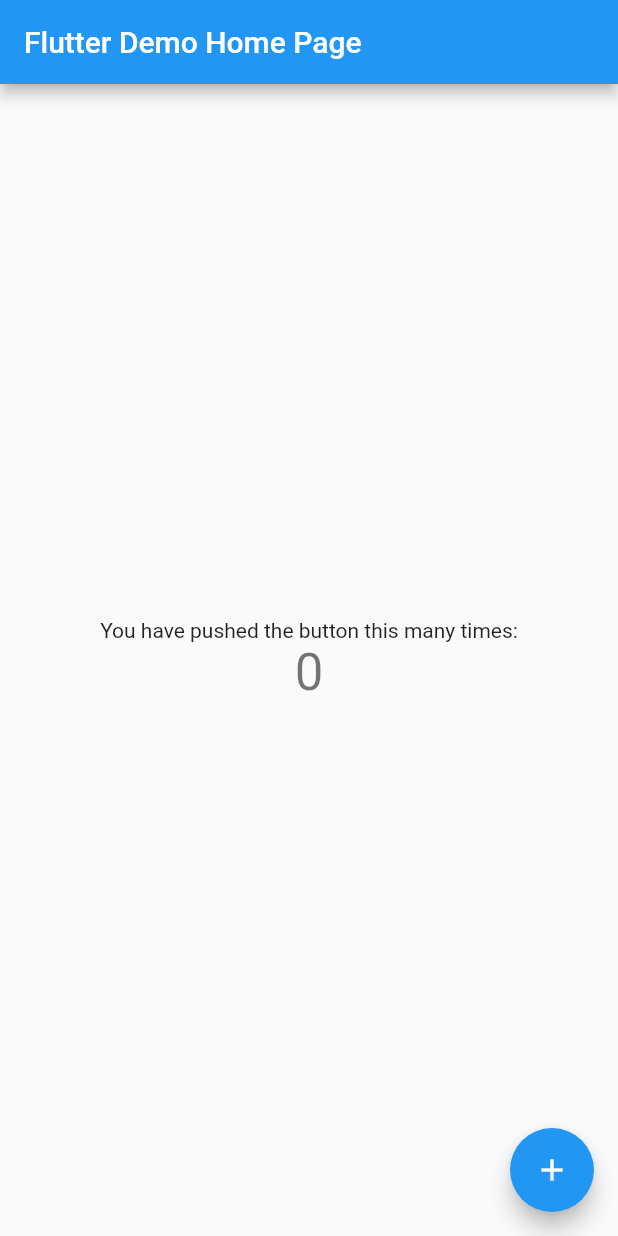
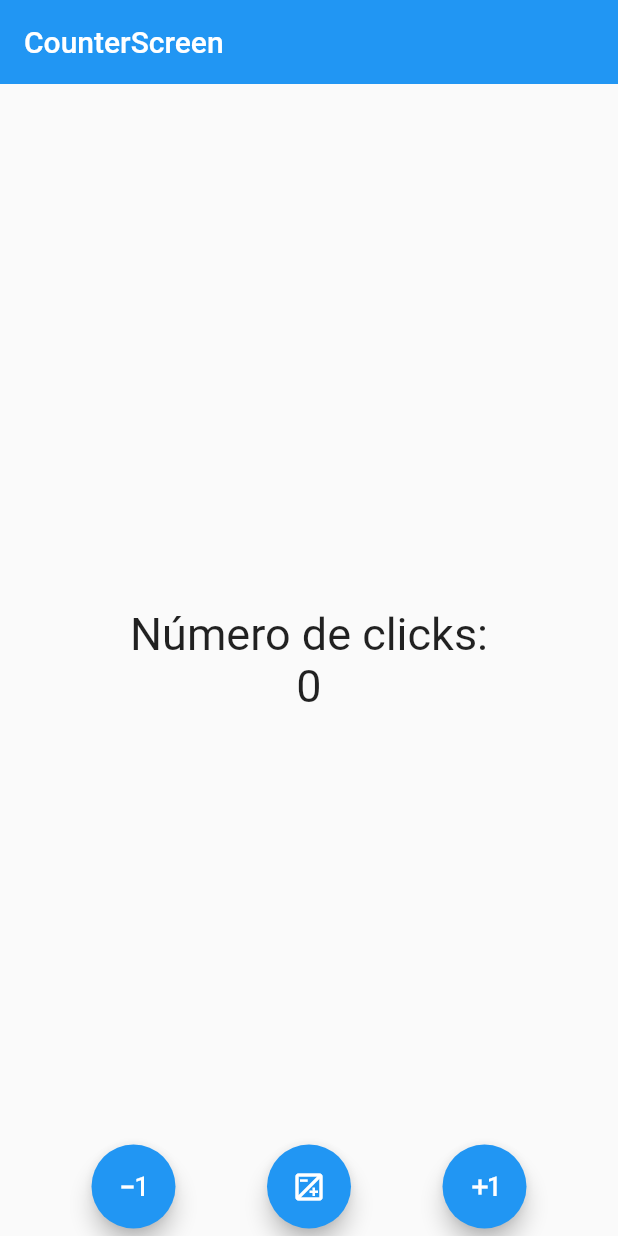
Before and after one commit to javilledo/curso-flutter, a Flutter app: the screen it shows after launch, on a phone screen of 412 x 824 dp. Run offline on Flutter 3.47's test engine with Material 2 defaults, Android fonts, the phone set to English and light mode, and no system bars.

Commit message:
Several changes

```diff
--- a/counter_app/lib/main.dart
+++ b/counter_app/lib/main.dart
@@ -1,4 +1,7 @@
 import 'package:flutter/material.dart';
+
+// import 'package:counter_app/screens/home_screen.dart';
+import 'package:counter_app/screens/counter_screen.dart';
 
 void main() {
   runApp(const MyApp());
@@ -7,109 +10,10 @@
 class MyApp extends StatelessWidget {
   const MyApp({Key? key}) : super(key: key);
 
-  // This widget is the root of your application.
   @override
   Widget build(BuildContext context) {
-    return MaterialApp(
-      title: 'Flutter Demo',
-      theme: ThemeData(
-        // This is the theme of your application.
-        //
-        // Try running your application with "flutter run". You'll see the
-        // application has a blue toolbar. Then, without quitting the app, try
-        // changing the primarySwatch below to Colors.green and then invoke
-        // "hot reload" (press "r" in the console where you ran "flutter run",
-        // or simply save your changes to "hot reload" in a Flutter IDE).
-        // Notice that the counter didn't reset back to zero; the application
-        // is not restarted.
-        primarySwatch: Colors.blue,
-      ),
-      home: const MyHomePage(title: 'Flutter Demo Home Page'),
-    );
+    return const MaterialApp(
+      debugShowCheckedModeBanner: false,
+      home: CounterScreen());
   }
 }
-
-class MyHomePage extends StatefulWidget {
-  const MyHomePage({Key? key, required this.title}) : super(key: key);
-
-  // This widget is the home page of your application. It is stateful, meaning
-  // that it has a State object (defined below) that contains fields that affect
-  // how it looks.
-
-  // This class is the configuration for the state. It holds the values (in this
-  // case the title) provided by the parent (in this case the App widget) and
-  // used by the build method of the State. Fields in a Widget subclass are
-  // always marked "final".
-
-  final String title;
-
-  @override
-  State<MyHomePage> createState() => _MyHomePageState();
-}
-
-class _MyHomePageState extends State<MyHomePage> {
-  int _counter = 0;
-
-  void _incrementCounter() {
-    setState(() {
-      // This call to setState tells the Flutter framework that something has
-      // changed in this State, which causes it to rerun the build method below
-      // so that the display can reflect the updated values. If we changed
-      // _counter without calling setState(), then the build method would not be
-      // called again, and so nothing would appear to happen.
-      _counter++;
-    });
-  }
-
-  @override
-  Widget build(BuildContext context) {
-    // This method is rerun every time setState is called, for instance as done
-    // by the _incrementCounter method above.
-    //
-    // The Flutter framework has been optimized to make rerunning build methods
-    // fast, so that you can just rebuild anything that needs updating rather
-    // than having to individually change instances of widgets.
-    return Scaffold(
-      appBar: AppBar(
-        // Here we take the value from the MyHomePage object that was created by
-        // the App.build method, and use it to set our appbar title.
-        title: Text(widget.title),
-      ),
-      body: Center(
-        // Center is a layout widget. It takes a single child and positions it
-        // in the middle of the parent.
-        child: Column(
-          // Column is also a layout widget. It takes a list of children and
-          // arranges them vertically. By default, it sizes itself to fit its
-          // children horizontally, and tries to be as tall as its parent.
-          //
-          // Invoke "debug painting" (press "p" in the console, choose the
-          // "Toggle Debug Paint" action from the Flutter Inspector in Android
-          // Studio, or the "Toggle Debug Paint" command in Visual Studio Code)
-          // to see the wireframe for each widget.
-          //
-          // Column has various properties to control how it sizes itself and
-          // how it positions its children. Here we use mainAxisAlignment to
-          // center the children vertically; the main axis here is the vertical
-          // axis because Columns are vertical (the cross axis would be
-          // horizontal).
-          mainAxisAlignment: MainAxisAlignment.center,
-          children: <Widget>[
-            const Text(
-              'You have pushed the button this many times:',
-            ),
-            Text(
-              '$_counter',
-              style: Theme.of(context).textTheme.headline4,
-            ),
-          ],
-        ),
-      ),
-      floatingActionButton: FloatingActionButton(
-        onPressed: _incrementCounter,
-        tooltip: 'Increment',
-        child: const Icon(Icons.add),
-      ), // This trailing comma makes auto-formatting nicer for build methods.
-    );
-  }
-}
--- /dev/null
+++ b/counter_app/lib/screens/counter_screen.dart
@@ -0,0 +1,101 @@
+import 'package:flutter/material.dart';
+
+class CounterScreen extends StatefulWidget {
+  const CounterScreen({Key? key}) : super(key: key);
+
+  @override
+  State<CounterScreen> createState() => _CounterScreenState();
+}
+
+class _CounterScreenState extends State<CounterScreen> {
+  int counter = 0;
+
+  void increase() {
+    counter++;
+    setState(() {});
+  }
+
+  void decrease() {
+    counter--;
+    setState(() {});
+  }
+
+  void reset() {
+    counter = 0;
+    setState(() {});
+  }
+
+  @override
+  Widget build(BuildContext context) {
+    const TextStyle fontSize30 = TextStyle(fontSize: 30);
+
+    return Scaffold(
+        appBar: AppBar(
+          title: const Text('CounterScreen'),
+          elevation: 0,
+        ),
+        body: Center(
+          child: Column(mainAxisAlignment: MainAxisAlignment.center, children: [
+            const Text('Número de clicks:', style: fontSize30),
+            Text('$counter', style: fontSize30),
+          ]),
+        ),
+        floatingActionButtonLocation: FloatingActionButtonLocation.centerDocked,
+        floatingActionButton: CustomFloatingActions(
+          increaseFn: increase,
+          decreaseFn: decrease,
+          resetFn: reset,
+        ));
+  }
+}
+
+class CustomFloatingActions extends StatelessWidget {
+  final Function increaseFn;
+  final Function decreaseFn;
+  final Function resetFn;
+
+  const CustomFloatingActions(
+      {Key? key,
+      required this.increaseFn,
+      required this.decreaseFn,
+      required this.resetFn})
+      : super(key: key);
+
+  @override
+  Widget build(BuildContext context) {
+    return Column(
+      mainAxisAlignment: MainAxisAlignment.end,
+      children: [
+        Row(
+          mainAxisAlignment: MainAxisAlignment.spaceEvenly,
+          children: [
+            FloatingActionButton(
+              onPressed: () => decreaseFn(),
+              child: const Icon(Icons.exposure_minus_1_outlined),
+            ),
+
+            // const SizedBox(
+            //   width: 5,
+            // ),
+
+            FloatingActionButton(
+              onPressed: () => resetFn(),
+              child: const Icon(Icons.exposure_outlined),
+            ),
+
+            // const SizedBox(
+            //   width: 5,
+            // ),
+
+            FloatingActionButton(
+                onPressed: () => increaseFn(),
+                child: const Icon(Icons.exposure_plus_1_outlined)),
+          ],
+        ),
+        const SizedBox(
+          height: 5,
+        )
+      ],
+    );
+  }
+}
```
Also changed, not shown: counter_app/lib/screens/home_screen.dart (added, +33 -0 lines), fl_components/analysis_options.yaml (added, +29 -0 lines), fl_components/lib/main.dart (added, +35 -0 lines), fl_components/pubspec.yaml (added, +89 -0 lines), fl_components/pubspec.lock (added), 122 other files.
